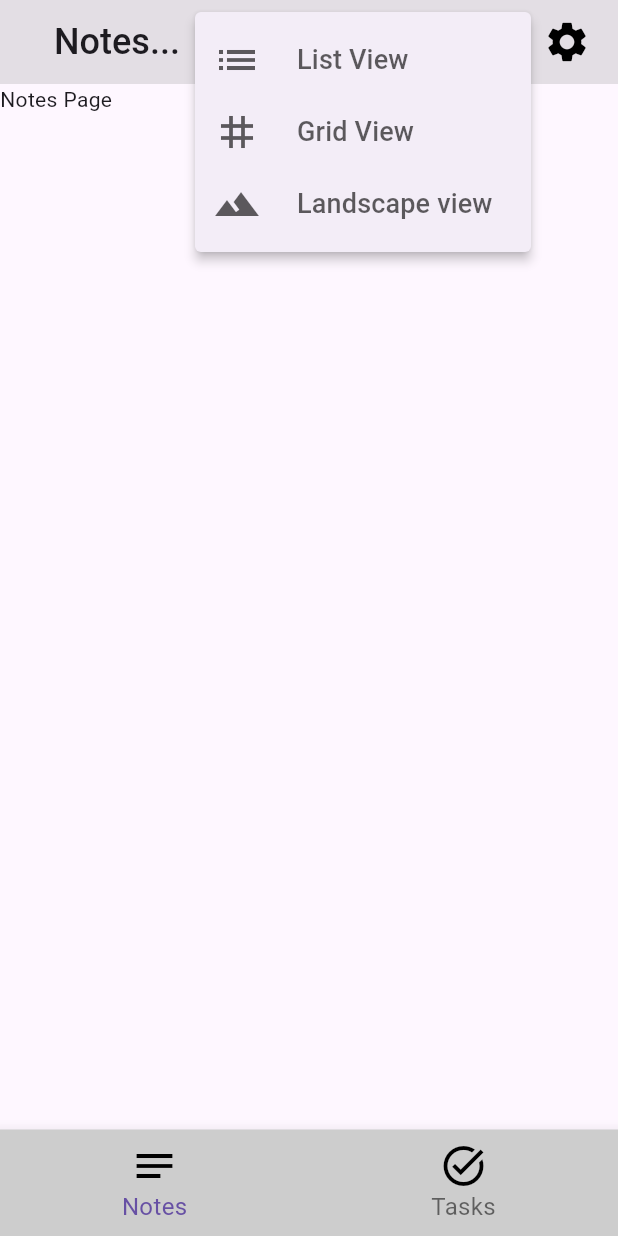
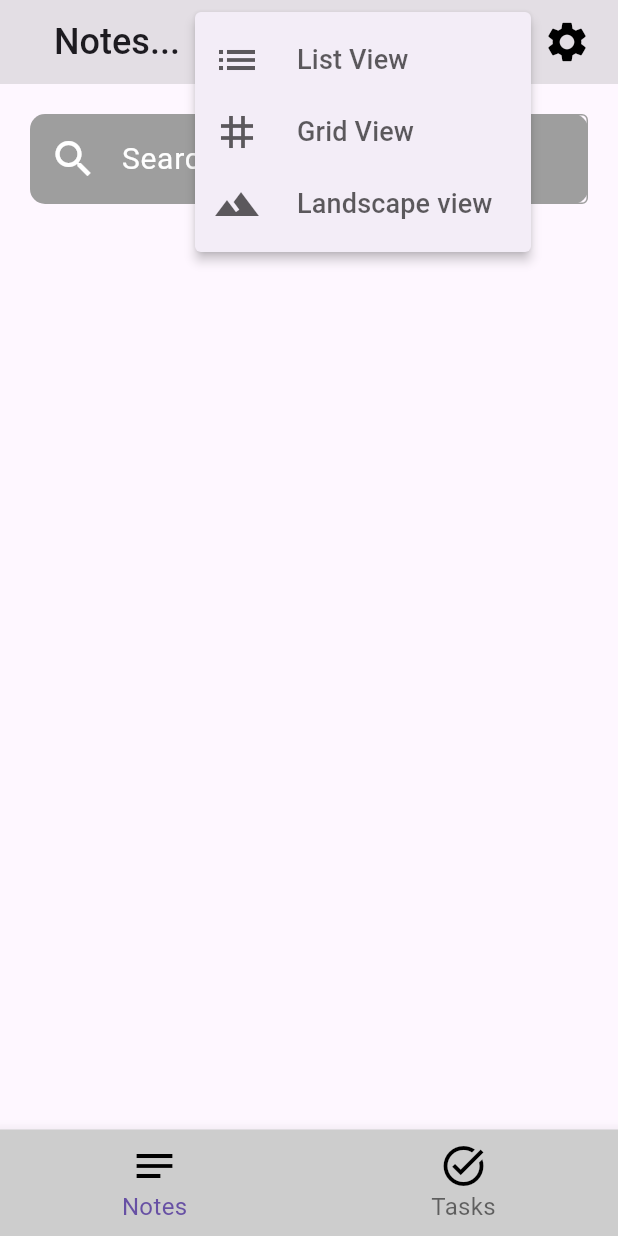
Before and after one commit to Aqib113/app1, a Flutter app: the screen it shows after launch, after a tap on the "list" icon, on a phone screen of 412 x 824 dp. Run offline on Flutter 3.47's test engine with Material 3 defaults, Android fonts, the phone set to English and light mode, and no system bars; Roboto replaces fonts that are missing (Poppins, poppins).

Commit message:
A little bit of code modifications and small features like added floating button for adding new task, taskshowcase flexible for long range text and notes page's search bar.

```diff
--- a/lib/pages/notes.dart
+++ b/lib/pages/notes.dart
@@ -1,10 +1,79 @@
 import 'package:flutter/material.dart';
+import 'package:flutter/services.dart';
 
-class NotesPage extends StatelessWidget {
+class NotesPage extends StatefulWidget {
   const NotesPage({super.key});
 
   @override
+  State<NotesPage> createState() => _NotesPage();
+}
+
+class _NotesPage extends State<NotesPage> {
+  FocusNode _focusNode = FocusNode();
+  final TextEditingController _searchControllerTasks = TextEditingController();
+
+  @override
   Widget build(BuildContext context) {
-    return Scaffold(body: Text("Notes Page"));
+    return Scaffold(
+      body:
+          // Search Bar
+          Padding(
+            padding: EdgeInsets.all(20),
+            child: Container(
+              padding: EdgeInsets.only(left: 13),
+              height: 60,
+              decoration: BoxDecoration(
+                color: Colors.grey,
+                borderRadius: BorderRadius.circular(10),
+              ),
+              child: Row(
+                children: [
+                  // search Icon
+                  Icon(
+                    Icons.search,
+                    size: 32,
+                    color: const Color.fromARGB(255, 255, 255, 255),
+                  ),
+                  // search input
+                  Expanded(
+                    child: GestureDetector(
+                      onTap: () => {_focusNode.unfocus()},
+                      child: TextFormField(
+                        style: TextStyle(
+                          color: Colors.white,
+                          fontSize: 20,
+                          fontFamily: 'poppins',
+                          fontWeight: FontWeight.w400,
+                        ),
+                        focusNode: _focusNode,
+                        textAlign: TextAlign.left,
+                        decoration: InputDecoration(
+                          focusColor: Colors.grey,
+                          hintText: "Search here",
+                          hintStyle: TextStyle(
+                            color: Colors.white,
+                            fontSize: 20,
+                          ),
+                          enabledBorder: OutlineInputBorder(
+                            borderSide: BorderSide(color: Colors.grey),
+                          ),
+
+                          focusedBorder: OutlineInputBorder(
+                            borderSide: BorderSide(color: Colors.grey),
+                          ),
+                        ),
+                        cursorColor: Colors.white,
+                        controller: _searchControllerTasks,
+                      ),
+                    ),
+                  ),
+                ],
+              ),
+            ),
+          ),
+
+          // Displaying Notes here
+
+    );
   }
 }
--- a/lib/pages/tasks.dart
+++ b/lib/pages/tasks.dart
@@ -15,10 +15,13 @@ class _TasksPage extends State<TasksPage> {
     [false, 'Make your first app'],
     [false, 'Update first app'],
     [false, 'Learning firabase'],
-    [false, 'Implement new learning'],
+    [
+      false,
+      'Implement new learning and develope all the remaining app from scratch',
+    ],
   ];
 
-  Padding taskShowcase(bool _value, String _taskTitle, int _index) {
+  Padding taskShowcase(bool _value, String taskTitle, int index) {
     return Padding(
       padding: EdgeInsets.only(left: 20, right: 20, top: 20),
       child: Container(
@@ -28,6 +31,7 @@ class _TasksPage extends State<TasksPage> {
           borderRadius: BorderRadius.circular(10),
         ),
         child: Row(
+          crossAxisAlignment: CrossAxisAlignment.start,
           children: [
             //CheckBox
             Transform.scale(
@@ -36,32 +40,39 @@ class _TasksPage extends State<TasksPage> {
                 value: _value,
                 fillColor: WidgetStatePropertyAll(Colors.white),
                 shape: CircleBorder(),
-                side: BorderSide(
-                  color: Color.fromARGB(170, 40, 40, 40),
-                ),
-                checkColor:const Color.fromARGB(143, 125, 125, 125) ,
+                side: BorderSide(color: Color.fromARGB(170, 40, 40, 40)),
+                checkColor: const Color.fromARGB(143, 125, 125, 125),
                 onChanged: (value) => {
                   setState(() {
-                    Tasks[_index][0] = !_value;
-                    print('value changed');
+                    Tasks[index][0] = !_value;
                   }),
                 },
               ),
-            )
-            ,
+            ),
             // Task Title
-            Text(
-              _taskTitle,
-              style: TextStyle(
-                color: const Color.fromARGB(148, 0, 0, 0),
-                fontFamily: 'Roboto',
-                fontSize: 20,
-              ) ,
-            )
+            Expanded(
+              child: Container(
+                padding: EdgeInsets.only(top: 10, bottom: 10, right: 15),
+                child: Text(
+                  taskTitle,
+                  textAlign: TextAlign.justify,
+                  softWrap: true,
+                  style: TextStyle(
+                    color: const Color.fromARGB(148, 0, 0, 0),
+                    fontFamily: 'Roboto',
+                    fontSize: 20,
+                  ),
+                ),
+              ),
+            ),
           ],
         ),
       ),
     );
+  }
+
+  Widget addNewTask() {
+    return widget;
   }
 
   @override
@@ -144,11 +155,20 @@ class _TasksPage extends State<TasksPage> {
             // Tasks List Here
             ...List.generate(
               Tasks.length,
-              (i) => taskShowcase(Tasks[i][0] as bool, Tasks[i][1] as String, i),
+              (i) =>
+                  taskShowcase(Tasks[i][0] as bool, Tasks[i][1] as String, i),
             ),
           ],
         ),
       ),
+
+      floatingActionButton: FloatingActionButton(
+        backgroundColor: Colors.grey,
+        elevation: 0,
+        child: Icon(Icons.add, size: 38, color: Colors.white),
+        onPressed: () => addNewTask()
+      ),
+      floatingActionButtonLocation: FloatingActionButtonLocation.endFloat,
     );
   }
 }
```
Also changed, not shown: lib/pages/settings.dart (+80 -1 lines), lib/pages/editnotes.dart (added).
